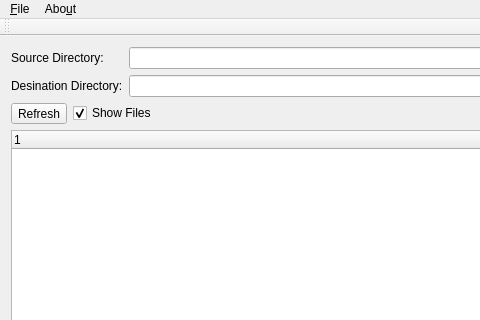
Qt form mainwindow.ui (JuBan1/QtSyncR) before a commit; both pictures show x 0 to 480 and y 0 to 320 of the 818 by 561 pixel window.
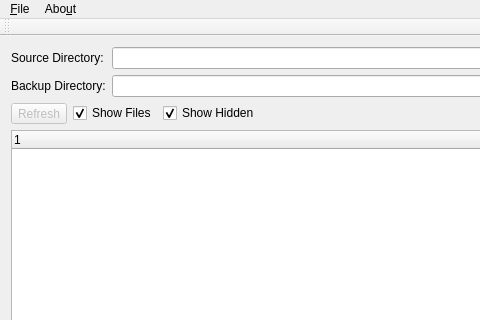
The same form after that commit. Icons and pictures are not drawn.

Commit message: Added 'Show Files' and 'Show Hidden' view options.

```diff
--- a/mainwindow.ui
+++ b/mainwindow.ui
@@ -51,7 +51,7 @@
         <item row="1" column="0">
          <widget class="QLabel" name="label">
           <property name="text">
-           <string>Desination Directory:</string>
+           <string>Backup Directory:</string>
           </property>
          </widget>
         </item>
@@ -83,6 +83,9 @@
        <layout class="QHBoxLayout" name="horizontalLayout_5">
         <item>
          <widget class="QToolButton" name="btnRefresh">
+          <property name="enabled">
+           <bool>false</bool>
+          </property>
           <property name="text">
            <string>Refresh</string>
           </property>
@@ -105,6 +108,16 @@
           </property>
          </widget>
         </item>
+        <item>
+         <widget class="QCheckBox" name="cbShowHidden">
+          <property name="text">
+           <string>Show Hidden</string>
+          </property>
+          <property name="checked">
+           <bool>true</bool>
+          </property>
+         </widget>
+        </item>
         <item>
          <spacer name="horizontalSpacer">
           <property name="orientation">
```
The commit also changes 8 other files.
